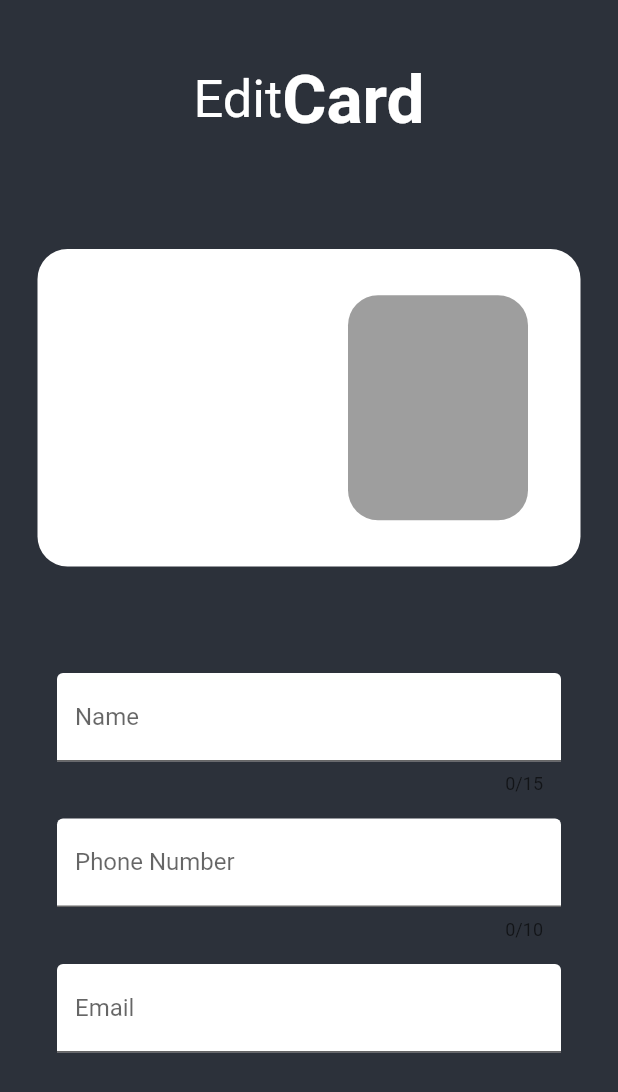
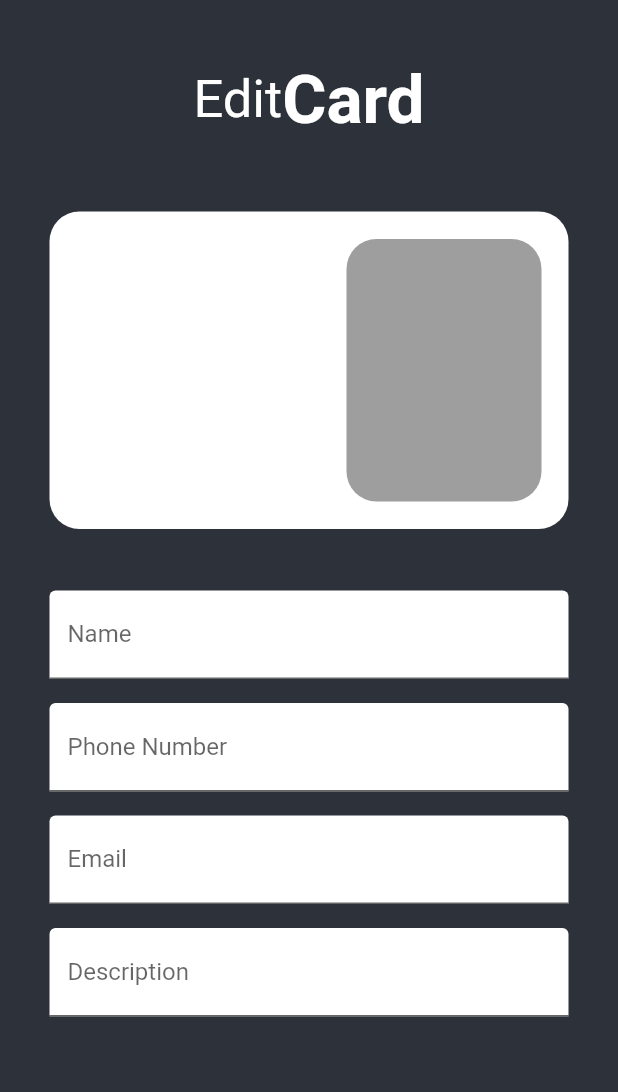
Before and after one commit to FroggoLight/WeCard-CI103-Course-Project, a Flutter app: the screen it shows after launch, swiped to page 3, on a phone screen of 412 x 824 dp. Shown: the top 1092 px of the screen. Run offline on Flutter 3.47's test engine with Material 2 defaults, Android fonts, the phone set to English and light mode, and no system bars.

Commit message:
Got the card class to work.
I deleted the class I made separately last week.
I changed the existing class (BlankCard) into a stateless widget.
I copied the setter methods for the old class into BlankCard.
I rewrote the code on the editPage to reflect these changes.
The edit page now works like before but with a variable containing an instantiated object for the display.

```diff
--- a/carde/lib/Classes/CardClass.dart
+++ /dev/null
@@ -1,26 +0,0 @@
-import 'package:flutter/material.dart';
-
-class Card {
-  String name;
-  String number;
-  String email;
-  String text;
-
-  Card(this.name, this.number, this.email, this.text);
-
-  editName(newName) {
-    this.name = newName;
-  }
-
-  editNumber(newNumber) {
-    this.number = newNumber;
-  }
-
-  editEmail(newEmail) {
-    this.email = newEmail;
-  }
-
-  editText(newText) {
-    this.text = newText;
-  }
-}
--- a/carde/lib/Pages/editPage.dart
+++ b/carde/lib/Pages/editPage.dart
@@ -1,8 +1,12 @@
+import 'package:carde/Elements/BlankCard.dart';
 import 'package:carde/Elements/PlaceHolderCard.dart';
 import 'package:flutter/material.dart';
 import 'package:flutter/src/widgets/framework.dart';
 import 'package:flutter/src/widgets/placeholder.dart';
 import 'dart:math' as math;
+import '../Elements/AddButton.dart';
+
+void main() {}
 
 class editPage extends StatefulWidget {
   const editPage({super.key});
@@ -12,15 +16,16 @@ class editPage extends StatefulWidget {
 }
 
 class _editPageState extends State<editPage> {
-  // Variables for validation
-  final formKey = GlobalKey<FormState>();
-  String name = "";
-  String number = "";
-  String email = "";
-  // Variables for displaying text
-  String printName = "";
-  String printNumber = "";
-  String printEmail = "";
+  String userName = "";
+  String userNumber = "";
+  String userEmail = "";
+  String userBio = "";
+  var userCard;
+  _editPageState() {
+    BlankCard createCard = BlankCard(
+        name: userName, number: userNumber, email: userEmail, bio: userBio);
+    this.userCard = createCard;
+  }
 
   @override
   Widget build(BuildContext context) {
@@ -58,108 +63,39 @@ class _editPageState extends State<editPage> {
       Expanded(
         child: Column(mainAxisAlignment: MainAxisAlignment.start, children: [
           // The Edit Card
+
+          userCard.build(context),
+
+          // Text Fields
           Padding(
-            padding: const EdgeInsets.all(25),
-            child: Expanded(
-              child: AspectRatio(
-                aspectRatio: 1.59,
-                child: Container(
-                    child: Padding(
-                  padding: const EdgeInsets.symmetric(vertical: 8.0),
-                  child: Container(
-                      padding:
-                          EdgeInsets.symmetric(vertical: 25, horizontal: 35),
-                      decoration: BoxDecoration(
-                          color: Colors.white,
-                          borderRadius: BorderRadius.circular(20)),
-                      // Stuff Within The Card
-                      child: Row(
-                        mainAxisAlignment: MainAxisAlignment.spaceBetween,
-                        children: [
-                          // Text Within The Card
-                          Column(
-                            crossAxisAlignment: CrossAxisAlignment.start,
-                            children: [
-                              Padding(
-                                padding: EdgeInsets.all(8.0),
-                                child: Column(
-                                  crossAxisAlignment: CrossAxisAlignment.start,
-                                  children: [
-                                    Text(printName,
-                                        style: TextStyle(
-                                            fontSize: 30,
-                                            fontWeight: FontWeight.bold)),
-                                    Text(printNumber,
-                                        style: TextStyle(
-                                            fontSize: 17,
-                                            fontWeight: FontWeight.bold)),
-                                    Text(printEmail,
-                                        style: TextStyle(
-                                            fontSize: 17,
-                                            fontWeight: FontWeight.bold)),
-                                  ],
-                                ),
-                              )
-                            ],
-                          ),
-                          // Picture Within The Card
-                          Container(
-                              width: 120,
-                              height: 150,
-                              decoration: BoxDecoration(
-                                  color: Colors.grey,
-                                  borderRadius: BorderRadius.circular(20)))
-                        ],
-                      )),
-                )),
-              ),
-            ),
-          ),
-          Padding(
-            padding: const EdgeInsets.all(30.0),
+            padding: const EdgeInsets.all(25.0),
             child: Column(
               children: [
                 Padding(
                   padding: const EdgeInsets.all(8.0),
                   child: TextFormField(
-                      maxLength: 15,
                       decoration: InputDecoration(
                           labelText: "Name",
                           filled: true,
                           fillColor: Colors.white),
-                      validator: (value) {
-                        if (value!.isEmpty ||
-                            RegExp(r'^[a-z A-Z]+$').hasMatch(value!)) {
-                          return "Please enter a valid name";
-                        } else {
-                          return null;
-                        }
-                      },
                       onChanged: (value) {
                         setState(() {
-                          printName = value;
+                          userCard.editName(value);
+                          userCard.build(context);
                         });
                       }),
                 ),
                 Padding(
                   padding: const EdgeInsets.all(8.0),
                   child: TextFormField(
-                      maxLength: 10,
                       decoration: InputDecoration(
                           labelText: "Phone Number",
                           filled: true,
                           fillColor: Colors.white),
-                      validator: (value) {
-                        if (value!.isEmpty ||
-                            RegExp(r'^[0-9]+$').hasMatch(value!)) {
-                          return "Please enter a valid number";
-                        } else {
-                          return null;
-                        }
-                      },
                       onChanged: (value) {
                         setState(() {
-                          printNumber = value;
+                          userCard.editNumber(value);
+                          userCard.build(context);
                         });
                       }),
                 ),
@@ -170,24 +106,31 @@ class _editPageState extends State<editPage> {
                           labelText: "Email",
                           filled: true,
                           fillColor: Colors.white),
-                      validator: (value) {
-                        if (value!.isEmpty ||
-                            !RegExp(r'^[\w-\.]+@([\w-]+\.)+[\w-]{2,4}')
-                                .hasMatch(value!)) {
-                          return "Please enter a valid email address";
-                        } else {
-                          return null;
-                        }
-                      },
                       onChanged: (value) {
                         setState(() {
-                          printEmail = value;
+                          userCard.editEmail(value);
+                          userCard.build(context);
+                        });
+                      }),
+                ),
+                Padding(
+                  padding: const EdgeInsets.all(8.0),
+                  child: TextFormField(
+                      decoration: InputDecoration(
+                          labelText: "Description",
+                          filled: true,
+                          fillColor: Colors.white),
+                      onChanged: (value) {
+                        setState(() {
+                          userCard.editBio(value);
+                          userCard.build(context);
                         });
                       }),
                 )
               ],
             ),
-          )
+          ),
+          // AddButton(),
         ]),
       ),
     ]);
```
Also changed, not shown: carde/lib/Elements/AddButton.dart (added, +30 -0 lines), carde/lib/Elements/BlankCard.dart (added, +95 -0 lines), carde/lib/Elements/PlaceHolderCard.dart (+5 -3 lines), carde/lib/Elements/addButtonElement.dart (deleted, +0 -30 lines), carde/lib/Elements/cardElement.dart (deleted, +0 -47 lines), carde/lib/Functions/searchBar.dart (renamed from carde/lib/Pages/searchBar.dart), 1 other file.
